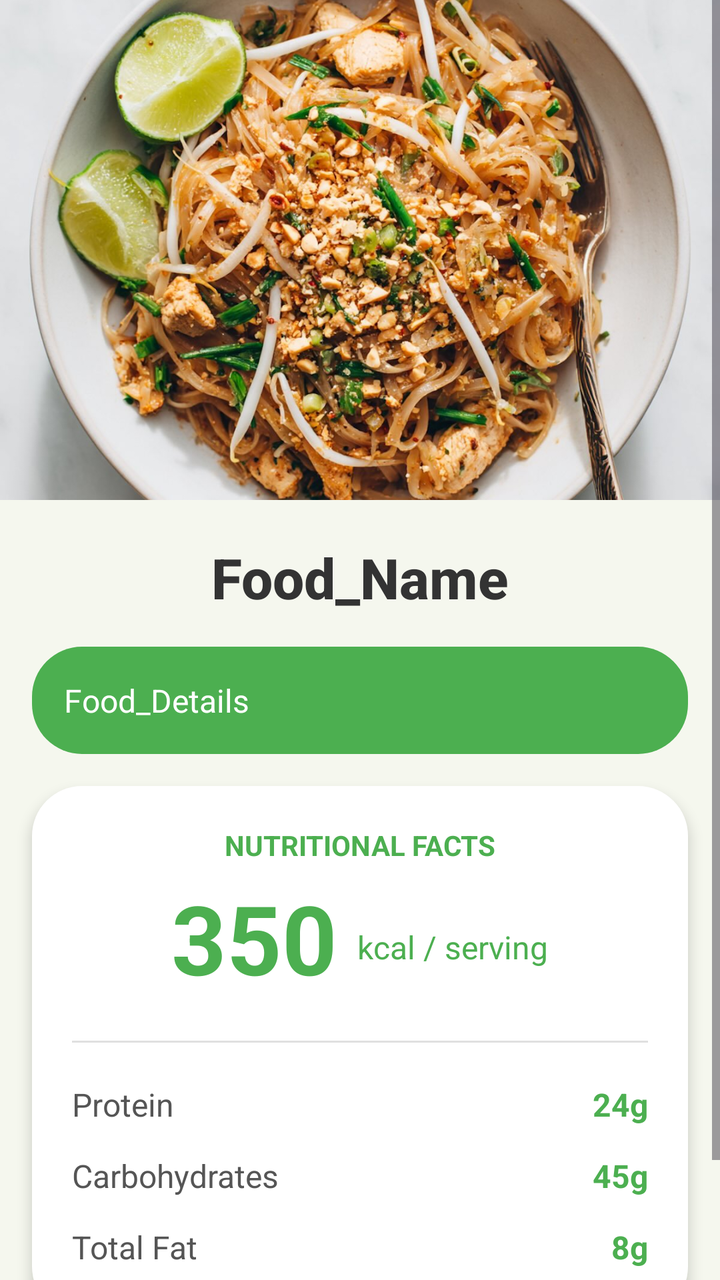
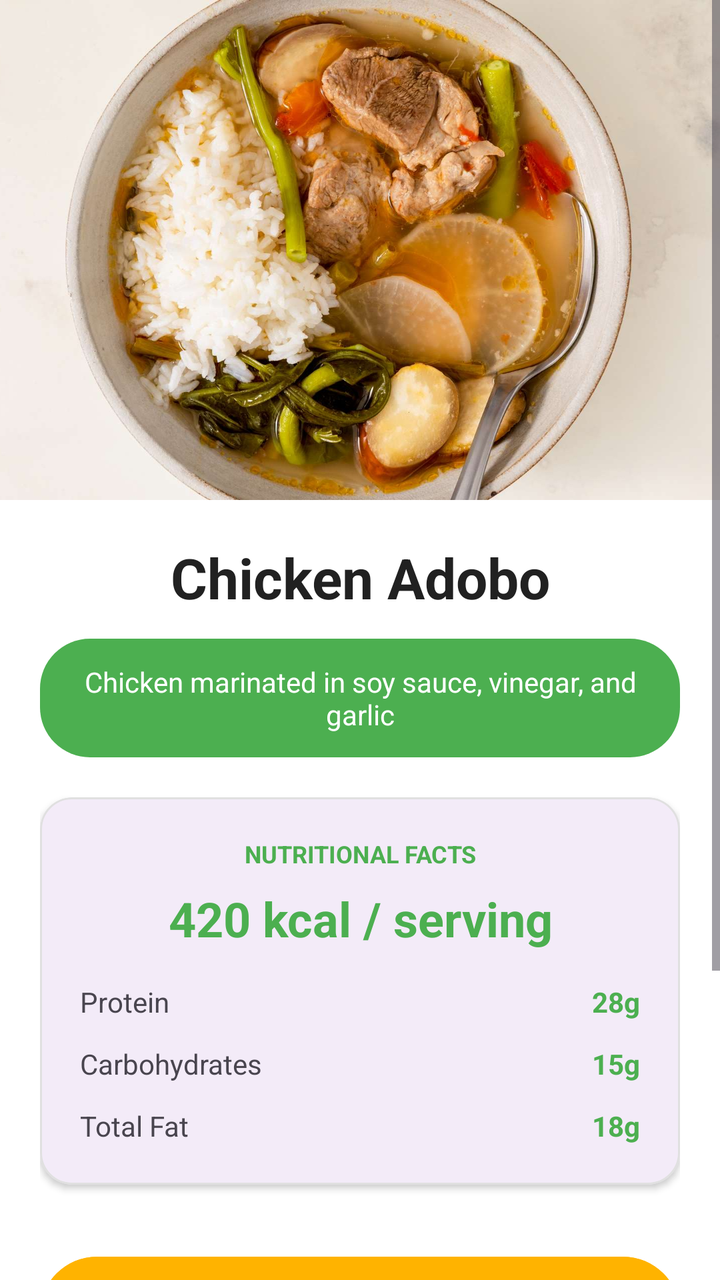

Before-and-after screenshots of an Android layout around one commit, followed by the original layout XML and the change that was made.
<!-- AndroidManifest.xml: application theme Theme.Gamstop -->
<!-- res/layout/fragment_food_details.xml -->
<?xml version="1.0" encoding="utf-8"?>
<LinearLayout xmlns:android="http://schemas.android.com/apk/res/android"
    xmlns:app="http://schemas.android.com/apk/res-auto"
    xmlns:tools="http://schemas.android.com/tools"
    android:layout_width="match_parent"
    android:layout_height="match_parent"
    android:background="#F5F7EE"
    android:orientation="vertical">

    <ScrollView
        android:layout_width="match_parent"
        android:layout_height="match_parent"
        android:fillViewport="true">

        <LinearLayout
            android:layout_width="match_parent"
            android:layout_height="wrap_content"
            android:layout_marginTop="0dp"
            android:orientation="vertical"
            android:paddingBottom="32dp">

            <ImageView
                android:id="@+id/foodImage"
                android:layout_width="match_parent"
                android:layout_height="250dp"
                android:scaleType="centerCrop"
                android:src="@drawable/food_placeholder" />

            <TextView
                android:id="@+id/foodTitle"
                android:layout_width="match_parent"
                android:layout_height="wrap_content"
                android:layout_marginTop="20dp"
                android:gravity="center"
                android:text="Food_Name"
                android:fontFamily="sans-serif-medium"
                android:textColor="#333333"
                android:textSize="28sp"
                android:textStyle="bold" />

            <TextView
                android:id="@+id/foodDescription"
                android:layout_width="match_parent"
                android:layout_height="wrap_content"
                android:layout_marginLeft="16dp"
                android:layout_marginTop="16dp"
                android:layout_marginRight="16dp"
                android:background="@drawable/rounded_corner"
                android:backgroundTint="#4CAF50"
                android:padding="16dp"
                android:text="Food_Details"
                android:textColor="@color/white"
                android:textSize="16sp" />

            <LinearLayout
                android:id="@+id/nutritionCard"
                android:layout_width="match_parent"
                android:layout_height="wrap_content"
                android:layout_marginLeft="16dp"
                android:layout_marginTop="16dp"
                android:layout_marginRight="16dp"
                android:layout_marginBottom="16dp"
                android:background="@drawable/rounded_corner"
                android:backgroundTint="#FFFFFF"
                android:elevation="4dp"
                android:padding="20dp"
                android:orientation="vertical">

                <TextView
                    android:layout_width="wrap_content"
                    android:layout_height="wrap_content"
                    android:layout_gravity="center_horizontal"
                    android:text="Nutritional Facts"
                    android:textColor="#4CAF50"
                    android:textSize="14sp"
                    android:textStyle="bold"
                    android:textAllCaps="true"/>

                <LinearLayout
                    android:layout_width="wrap_content"
                    android:layout_height="wrap_content"
                    android:layout_gravity="center_horizontal"
                    android:orientation="horizontal"
                    android:layout_marginTop="12dp"
                    android:gravity="bottom">

                    <TextView
                        android:id="@+id/txtCalorieCount"
                        android:layout_width="wrap_content"
                        android:layout_height="wrap_content"
                        android:text="350"
                        android:textColor="#4CAF50"
                        android:textSize="48sp"
                        android:textStyle="bold"
                        android:includeFontPadding="false"/>

                    <TextView
                        android:layout_width="wrap_content"
                        android:layout_height="wrap_content"
                        android:text=" kcal / serving"
                        android:textColor="#4CAF50"
                        android:textSize="16sp"
                        android:layout_marginStart="6dp"
                        android:layout_marginBottom="8dp"/>
                </LinearLayout>

                <View
                    android:layout_width="match_parent"
                    android:layout_height="1dp"
                    android:background="#E0E0E0"
                    android:layout_marginTop="20dp"
                    android:layout_marginBottom="20dp"/>

                <RelativeLayout
                    android:layout_width="match_parent"
                    android:layout_height="wrap_content"
                    android:layout_marginBottom="14dp">

                    <TextView
                        android:layout_width="wrap_content"
                        android:layout_height="wrap_content"
                        android:text="Protein"
                        android:textColor="#555555"
                        android:textSize="16sp"
                        android:layout_alignParentStart="true"/>

                    <TextView
                        android:id="@+id/txtProteinCount"
                        android:layout_width="wrap_content"
                        android:layout_height="wrap_content"
                        android:text="24g"
                        android:textColor="#4CAF50"
                        android:textSize="16sp"
                        android:textStyle="bold"
                        android:layout_alignParentEnd="true"/>
                </RelativeLayout>

                <RelativeLayout
                    android:layout_width="match_parent"
                    android:layout_height="wrap_content"
                    android:layout_marginBottom="14dp">

                    <TextView
                        android:layout_width="wrap_content"
                        android:layout_height="wrap_content"
                        android:text="Carbohydrates"
                        android:textColor="#555555"
                        android:textSize="16sp"
                        android:layout_alignParentStart="true"/>

                    <TextView
                        android:id="@+id/txtCarbsCount"
                        android:layout_width="wrap_content"
                        android:layout_height="wrap_content"
                        android:text="45g"
                        android:textColor="#4CAF50"
                        android:textSize="16sp"
                        android:textStyle="bold"
                        android:layout_alignParentEnd="true"/>
                </RelativeLayout>

                <RelativeLayout
                    android:layout_width="match_parent"
                    android:layout_height="wrap_content"
                    android:layout_marginBottom="4dp">

                    <TextView
                        android:layout_width="wrap_content"
                        android:layout_height="wrap_content"
                        android:text="Total Fat"
                        android:textColor="#555555"
                        android:textSize="16sp"
                        android:layout_alignParentStart="true"/>

                    <TextView
                        android:id="@+id/txtFatCount"
                        android:layout_width="wrap_content"
                        android:layout_height="wrap_content"
                        android:text="8g"
                        android:textColor="#4CAF50"
                        android:textSize="16sp"
                        android:textStyle="bold"
                        android:layout_alignParentEnd="true"/>
                </RelativeLayout>

            </LinearLayout>


        </LinearLayout>
    </ScrollView>
</LinearLayout>
<!-- resources referenced by this layout -->
<resources>
  <color name="white">#FFFFFFFF</color>
  <!-- drawable food_placeholder: jpg bitmap (drawable, 205268 bytes) -->
  <!-- drawable rounded_corner (drawable) -->
  <shape xmlns:android="http://schemas.android.com/apk/res/android">
      <solid android:color="@color/black"/>
      <corners android:radius="25dp"/>
  </shape>
  <style name="Theme.Gamstop" parent="Base.Theme.Gamstop" />
  <color name="black">#FF000000</color>
  <style name="Base.Theme.Gamstop" parent="Theme.Material3.DayNight.NoActionBar">
          
          
      </style>
</resources>

<!-- the commit's change to res/layout/fragment_food_details.xml (unified diff, before → after) -->
@@ -1,191 +1,160 @@
 <?xml version="1.0" encoding="utf-8"?>
-<LinearLayout xmlns:android="http://schemas.android.com/apk/res/android"
+<ScrollView xmlns:android="http://schemas.android.com/apk/res/android"
     xmlns:app="http://schemas.android.com/apk/res-auto"
-    xmlns:tools="http://schemas.android.com/tools"
     android:layout_width="match_parent"
     android:layout_height="match_parent"
-    android:background="#F5F7EE"
-    android:orientation="vertical">
+    android:background="#F5F7F2"
+    android:fillViewport="true"
+    android:clipToPadding="false"
+    android:paddingBottom="90dp">
 
-    <ScrollView
+    <LinearLayout
         android:layout_width="match_parent"
-        android:layout_height="match_parent"
-        android:fillViewport="true">
+        android:layout_height="wrap_content"
+        android:orientation="vertical">
+
+        <ImageView
+            android:id="@+id/foodImage"
+            android:layout_width="match_parent"
+            android:layout_height="250dp"
+            android:scaleType="centerCrop"
+            android:src="@drawable/sinigang" />
 
         <LinearLayout
             android:layout_width="match_parent"
             android:layout_height="wrap_content"
-            android:layout_marginTop="0dp"
             android:orientation="vertical"
-            android:paddingBottom="32dp">
-
-            <ImageView
-                android:id="@+id/foodImage"
-                android:layout_width="match_parent"
-                android:layout_height="250dp"
-                android:scaleType="centerCrop"
-                android:src="@drawable/food_placeholder" />
+            android:padding="20dp"
+            android:background="#FFFFFF">
 
             <TextView
                 android:id="@+id/foodTitle"
                 android:layout_width="match_parent"
                 android:layout_height="wrap_content"
-                android:layout_marginTop="20dp"
-                android:gravity="center"
-                android:text="Food_Name"
-                android:fontFamily="sans-serif-medium"
-                android:textColor="#333333"
+                android:text="Chicken Adobo"
                 android:textSize="28sp"
-                android:textStyle="bold" />
+                android:textStyle="bold"
+                android:textColor="#212121"
+                android:gravity="center" />
 
             <TextView
                 android:id="@+id/foodDescription"
                 android:layout_width="match_parent"
                 android:layout_height="wrap_content"
-                android:layout_marginLeft="16dp"
-                android:layout_marginTop="16dp"
-                android:layout_marginRight="16dp"
+                android:text="Chicken marinated in soy sauce, vinegar, and garlic"
+                android:textColor="#FFFFFF"
                 android:background="@drawable/rounded_corner"
                 android:backgroundTint="#4CAF50"
-                android:padding="16dp"
-                android:text="Food_Details"
-                android:textColor="@color/white"
-                android:textSize="16sp" />
+                android:padding="12dp"
+                android:layout_marginTop="12dp"
+                android:gravity="center"
+                android:textSize="14sp" />
 
-            <LinearLayout
-                android:id="@+id/nutritionCard"
+            <com.google.android.material.card.MaterialCardView
                 android:layout_width="match_parent"
                 android:layout_height="wrap_content"
-                android:layout_marginLeft="16dp"
-                android:layout_marginTop="16dp"
-                android:layout_marginRight="16dp"
-                android:layout_marginBottom="16dp"
-                android:background="@drawable/rounded_corner"
-                android:backgroundTint="#FFFFFF"
-                android:elevation="4dp"
-                android:padding="20dp"
-                android:orientation="vertical">
-
-                <TextView
-                    android:layout_width="wrap_content"
-                    android:layout_height="wrap_content"
-                    android:layout_gravity="center_horizontal"
-                    android:text="Nutritional Facts"
-                    android:textColor="#4CAF50"
-                    android:textSize="14sp"
-                    android:textStyle="bold"
-                    android:textAllCaps="true"/>
+                android:layout_marginTop="20dp"
+                app:cardCornerRadius="16dp"
+                app:cardElevation="2dp"
+                app:strokeWidth="1dp"
+                app:strokeColor="#E0E0E0">
 
                 <LinearLayout
-                    android:layout_width="wrap_content"
+                    android:layout_width="match_parent"
                     android:layout_height="wrap_content"
-                    android:layout_gravity="center_horizontal"
-                    android:orientation="horizontal"
-                    android:layout_marginTop="12dp"
-                    android:gravity="bottom">
+                    android:orientation="vertical"
+                    android:padding="20dp">
 
                     <TextView
-                        android:id="@+id/txtCalorieCount"
-                        android:layout_width="wrap_content"
+                        android:layout_width="match_parent"
                         android:layout_height="wrap_content"
-                        android:text="350"
+                        android:text="NUTRITIONAL FACTS"
                         android:textColor="#4CAF50"
-                        android:textSize="48sp"
                         android:textStyle="bold"
-                        android:includeFontPadding="false"/>
+                        android:gravity="center"
+                        android:textSize="12sp" />
 
                     <TextView
-                        android:layout_width="wrap_content"
+                        android:id="@+id/foodCalories"
+                        android:layout_width="match_parent"
                         android:layout_height="wrap_content"
-                        android:text=" kcal / serving"
+                        android:text="420 kcal / serving"
+                        android:textSize="24sp"
+                        android:textStyle="bold"
                         android:textColor="#4CAF50"
-                        android:textSize="16sp"
-                        android:layout_marginStart="6dp"
-                        android:layout_marginBottom="8dp"/>
+                        android:gravity="center"
+                        android:layout_marginTop="8dp" />
+
+                    <LinearLayout
+                        android:layout_width="match_parent"
+                        android:layout_height="wrap_content"
+                        android:orientation="horizontal"
+                        android:layout_marginTop="16dp">
+                        <TextView
+                            android:layout_width="0dp"
+                            android:layout_height="wrap_content"
+                            android:layout_weight="1"
+                            android:text="Protein" />
+                        <TextView
+                            android:layout_width="wrap_content"
+                            android:layout_height="wrap_content"
+                            android:text="28g"
+                            android:textStyle="bold"
+                            android:textColor="#4CAF50" />
+                    </LinearLayout>
+
+                    <LinearLayout
+                        android:layout_width="match_parent"
+                        android:layout_height="wrap_content"
+                        android:orientation="horizontal"
+                        android:layout_marginTop="12dp">
+                        <TextView
+                            android:layout_width="0dp"
+                            android:layout_height="wrap_content"
+                            android:layout_weight="1"
+                            android:text="Carbohydrates" />
+                        <TextView
+                            android:layout_width="wrap_content"
+                            android:layout_height="wrap_content"
+                            android:text="15g"
+                            android:textStyle="bold"
+                            android:textColor="#4CAF50" />
+                    </LinearLayout>
+
+                    <LinearLayout
+                        android:layout_width="match_parent"
+                        android:layout_height="wrap_content"
+                        android:orientation="horizontal"
+                        android:layout_marginTop="12dp">
+                        <TextView
+                            android:layout_width="0dp"
+                            android:layout_height="wrap_content"
+                            android:layout_weight="1"
+                            android:text="Total Fat" />
+                        <TextView
+                            android:layout_width="wrap_content"
+                            android:layout_height="wrap_content"
+                            android:text="18g"
+                            android:textStyle="bold"
+                            android:textColor="#4CAF50" />
+                    </LinearLayout>
                 </LinearLayout>
+            </com.google.android.material.card.MaterialCardView>
 
-                <View
-                    android:layout_width="match_parent"
-                    android:layout_height="1dp"
-                    android:background="#E0E0E0"
-                    android:layout_marginTop="20dp"
-                    android:layout_marginBottom="20dp"/>
-
-                <RelativeLayout
-                    android:layout_width="match_parent"
-                    android:layout_height="wrap_content"
-                    android:layout_marginBottom="14dp">
-
-                    <TextView
-                        android:layout_width="wrap_content"
-                        android:layout_height="wrap_content"
-                        android:text="Protein"
-                        android:textColor="#555555"
-                        android:textSize="16sp"
-                        android:layout_alignParentStart="true"/>
-
-                    <TextView
-                        android:id="@+id/txtProteinCount"
-                        android:layout_width="wrap_content"
-                        android:layout_height="wrap_content"
-                        android:text="24g"
-                        android:textColor="#4CAF50"
-                        android:textSize="16sp"
-                        android:textStyle="bold"
-                        android:layout_alignParentEnd="true"/>
-                </RelativeLayout>
-
-                <RelativeLayout
-                    android:layout_width="match_parent"
-                    android:layout_height="wrap_content"
-                    android:layout_marginBottom="14dp">
-
-                    <TextView
-                        android:layout_width="wrap_content"
-                        android:layout_height="wrap_content"
-                        android:text="Carbohydrates"
-                        android:textColor="#555555"
-                        android:textSize="16sp"
-                        android:layout_alignParentStart="true"/>
-
-                    <TextView
-                        android:id="@+id/txtCarbsCount"
-                        android:layout_width="wrap_content"
-                        android:layout_height="wrap_content"
-                        android:text="45g"
-                        android:textColor="#4CAF50"
-                        android:textSize="16sp"
-                        android:textStyle="bold"
-                        android:layout_alignParentEnd="true"/>
-                </RelativeLayout>
-
-                <RelativeLayout
-                    android:layout_width="match_parent"
-                    android:layout_height="wrap_content"
-                    android:layout_marginBottom="4dp">
-
-                    <TextView
-                        android:layout_width="wrap_content"
-                        android:layout_height="wrap_content"
-                        android:text="Total Fat"
-                        android:textColor="#555555"
-                        android:textSize="16sp"
-                        android:layout_alignParentStart="true"/>
-
-                    <TextView
-                        android:id="@+id/txtFatCount"
-                        android:layout_width="wrap_content"
-                        android:layout_height="wrap_content"
-                        android:text="8g"
-                        android:textColor="#4CAF50"
-                        android:textSize="16sp"
-                        android:textStyle="bold"
-                        android:layout_alignParentEnd="true"/>
-                </RelativeLayout>
-
-            </LinearLayout>
-
+            <com.google.android.material.button.MaterialButton
+                android:id="@+id/btnOrderNow"
+                android:layout_width="match_parent"
+                android:layout_height="65dp"
+                android:layout_marginTop="32dp"
+                android:layout_marginBottom="16dp"
+                android:backgroundTint="#FFB300"
+                android:elevation="6dp"
+                android:text="Order &amp; Log Meal"
+                android:textColor="#FFFFFF"
+                android:textSize="18sp"
+                android:textStyle="bold"
+                app:cornerRadius="32dp" />
 
         </LinearLayout>
-    </ScrollView>
-</LinearLayout>
+    </LinearLayout>
+</ScrollView>
<!-- resource entries referenced after the edit -->
@@ -1,12 +1,11 @@
 <!-- resources referenced by this layout -->
 <resources>
-  <color name="white">#FFFFFFFF</color>
-  <!-- drawable food_placeholder: jpg bitmap (drawable, 205268 bytes) -->
   <!-- drawable rounded_corner (drawable) -->
   <shape xmlns:android="http://schemas.android.com/apk/res/android">
       <solid android:color="@color/black"/>
       <corners android:radius="25dp"/>
   </shape>
+  <!-- drawable sinigang: jpg bitmap (drawable, 116982 bytes) -->
   <style name="Theme.Gamstop" parent="Base.Theme.Gamstop" />
   <color name="black">#FF000000</color>
   <style name="Base.Theme.Gamstop" parent="Theme.Material3.DayNight.NoActionBar">
